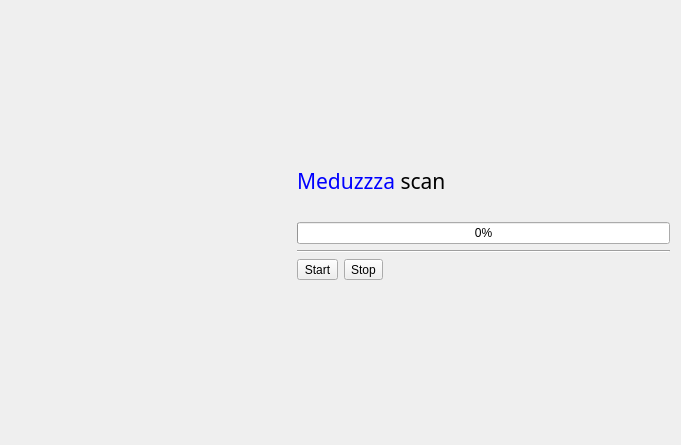
The window that sources/gui/ui/scanwidget.ui (amd00/meduzzza) describes before a commit, drawn with Qt 5.
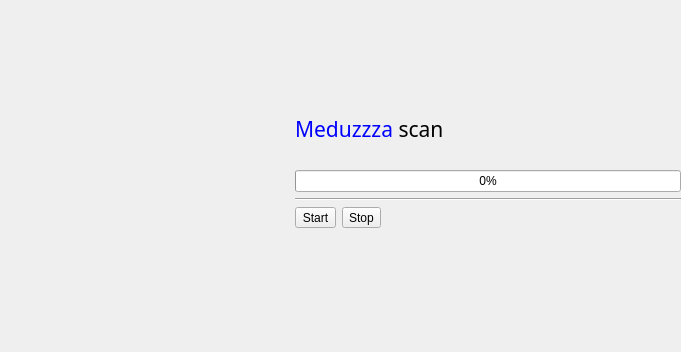
The same window after the commit. Icons and pictures are not drawn.

```diff
--- a/sources/gui/ui/scanwidget.ui
+++ b/sources/gui/ui/scanwidget.ui
@@ -7,13 +7,22 @@
     <x>0</x>
     <y>0</y>
     <width>681</width>
-    <height>445</height>
+    <height>352</height>
    </rect>
   </property>
   <property name="windowTitle">
    <string>Form</string>
   </property>
   <layout class="QHBoxLayout" name="horizontalLayout_3" stretch="10,20,40">
+   <property name="leftMargin">
+    <number>0</number>
+   </property>
+   <property name="topMargin">
+    <number>0</number>
+   </property>
+   <property name="rightMargin">
+    <number>0</number>
+   </property>
    <item>
     <spacer name="horizontalSpacer_2">
      <property name="orientation">
```
